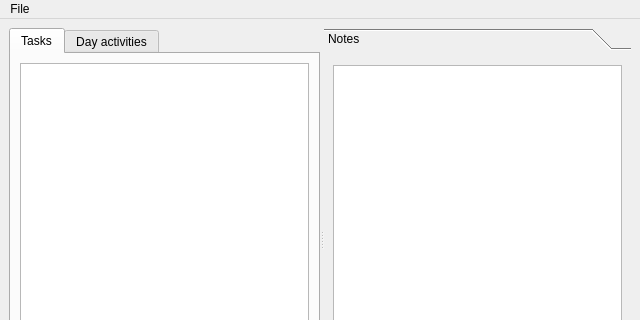
Qt form src/mainwindow.ui (ya-breeze/TM) before a commit; both pictures show x 0 to 640 and y 0 to 320 of the 640 by 480 pixel window.
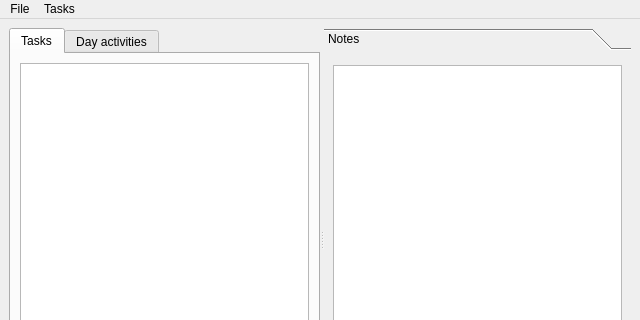
The same form after that commit. The open tabs and pages were chosen to show the change.

Diff of the .ui file:
```diff
--- a/src/mainwindow.ui
+++ b/src/mainwindow.ui
@@ -278,7 +278,16 @@
     <addaction name="separator"/>
     <addaction name="actionExit"/>
    </widget>
+   <widget class="QMenu" name="menuTasks">
+    <property name="title">
+     <string>Tasks</string>
+    </property>
+    <addaction name="actionAdd"/>
+    <addaction name="actionAddChild"/>
+    <addaction name="actionDel"/>
+   </widget>
    <addaction name="menuFile"/>
+   <addaction name="menuTasks"/>
   </widget>
   <action name="actionAdd">
    <property name="text">
```
Left out of the diff: 33 changed lines with no effect on the pictures.
